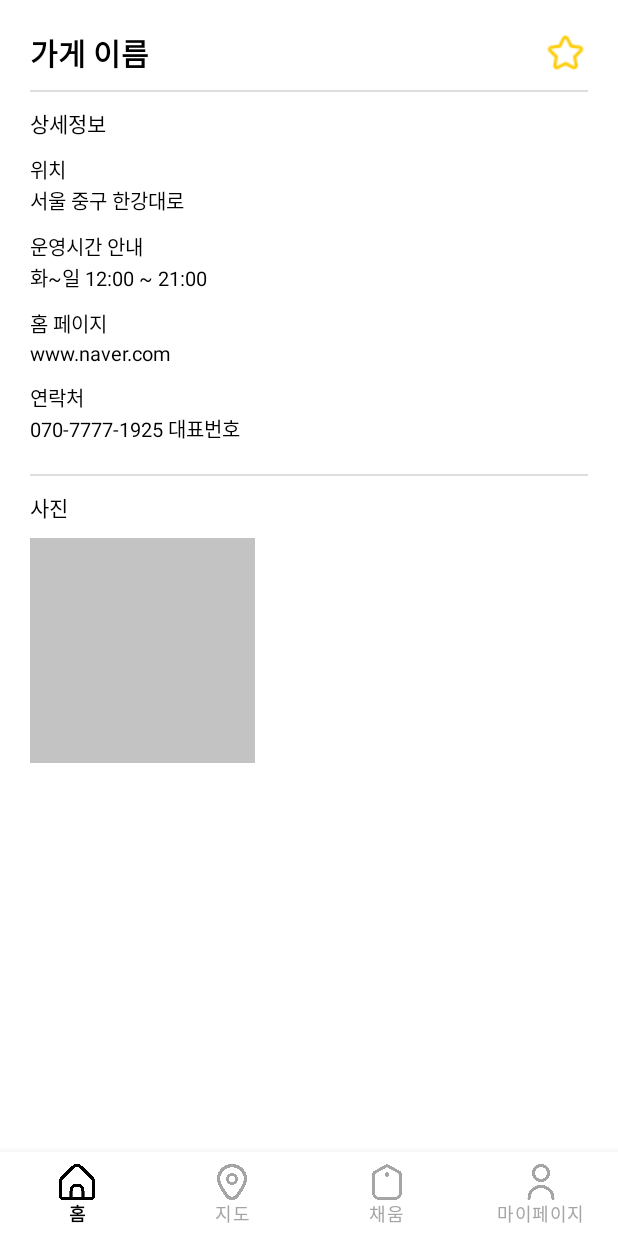
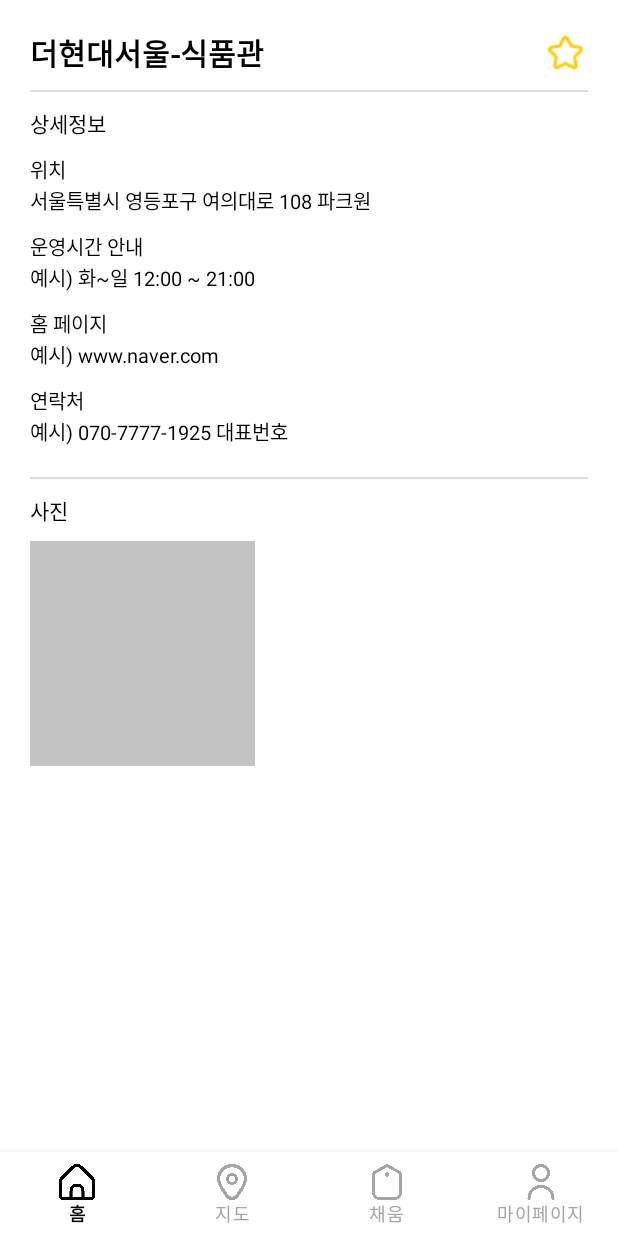
Before and after one commit to qorwlalsjimin/Cheum_STAC_pervious, an Android app: the fragment ChildResultFragment placed in its activity, on a phone screen of 412 x 824 dp. Run offline under Robolectric (Android 15) with nearby library versions, the phone set to English and light mode, and no system bars; our stand-ins replace Firebase (no records; nobody signed in at launch, a user with empty details on screens opened directly); libraries missing offline, so code that uses them is left out: net.daum.mf.

Commit message:
listview에서 클릭한 가게 이름 가게 상세 정보 페이지에서 보여줌

```diff
--- a/app/src/main/java/com/cheum_stac/Map/Fragment/ChildResultFragment.java
+++ b/app/src/main/java/com/cheum_stac/Map/Fragment/ChildResultFragment.java
@@ -5,10 +5,13 @@
 import android.view.LayoutInflater;
 import android.view.View;
 import android.view.ViewGroup;
+import android.widget.EditText;
 import android.widget.ImageButton;
+import android.widget.TextView;
 
 import androidx.fragment.app.Fragment;
 
+import com.cheum_stac.Map.StoreDatas;
 import com.cheum_stac.util.FirebaseUtils;
 import com.cheum_stac.util.UserUtils;
 import com.cheum_stac.R;
@@ -35,6 +38,7 @@
     ImageButton imgbtnDown;
     ImageButton imgbtnStar;
     ViewGroup mapViewContainer;
+    TextView storeName, storeLoct, storeOper, storePage, storeDial;
     static int storeId=7;
 
     @Override
@@ -44,7 +48,26 @@
         Log.d("storeId를 추적합니다. 쭈고 -_-", "onCreateView 실행되자마자 storeId: "+storeId);
 
         imgbtnStar = v.findViewById(R.id.imgbtn_star);
+        storeName = v.findViewById(R.id.text_store_name);
+        storeLoct = v.findViewById(R.id.text_store_location);
+        storeOper = v.findViewById(R.id.text_store_operation);
+        storePage = v.findViewById(R.id.text_store_page);
+        storeDial = v.findViewById(R.id.text_store_dial);
         Log.d("파이어베이스를 추적하자 -_-", "가게 아이디"+Integer.toString(storeId));
+
+        //가게 정보 가져와서 text 바꾸기
+        StoreDatas storeDatas = new StoreDatas();
+//        Log.d("가게 정보를 추적하자 (`.')", "가져오는 데이터! storeName: "+storeDatas.storeText[3][1]);
+//        storeName.setText(storeDatas.storeText[3][1]);
+        for(int i = 0; i< storeDatas.dataCnt; i++){
+            if(storeDatas.storeText[i][0].equals(Integer.toString(storeId))){
+                storeName.setText(storeDatas.storeText[i][1]);
+                storeLoct.setText(storeDatas.storeText[i][2]);
+//                storeOper.setText(storeDatas.storeText[i][2]);
+//                storePage.setText(storeDatas.storeText[i][2]);
+//                storeDial.setText(storeDatas.storeText[i][2]);
+            }
+        }
 
         //파이어베이스 실시간 DB 연동
         Log.d("파이어베이스를 추적하자 -_-", "데이터베이스레퍼런스 연결 직전!");
--- a/app/src/main/res/layout/fragment_child_result.xml
+++ b/app/src/main/res/layout/fragment_child_result.xml
@@ -98,11 +98,12 @@
                 android:layout_marginTop="10dp"
                 android:text="위치"/>
             <TextView
+                android:id="@+id/text_store_location"
                 android:layout_width="wrap_content"
                 android:layout_height="wrap_content"
                 android:textSize="13dp"
                 android:textColor="@color/black"
-                android:text="서울 중구 한강대로"/>
+                android:text="예시) 서울 중구 한강대로"/>
 
             <TextView
                 android:layout_width="wrap_content"
@@ -112,11 +113,12 @@
                 android:layout_marginTop="10dp"
                 android:text="운영시간 안내"/>
             <TextView
+                android:id="@+id/text_store_operation"
                 android:layout_width="wrap_content"
                 android:layout_height="wrap_content"
                 android:textSize="13dp"
                 android:textColor="@color/black"
-                android:text="화~일 12:00 ~ 21:00"/>
+                android:text="예시) 화~일 12:00 ~ 21:00"/>
 
             <TextView
                 android:layout_width="wrap_content"
@@ -126,11 +128,12 @@
                 android:layout_marginTop="10dp"
                 android:text="홈 페이지"/>
             <TextView
+                android:id="@+id/text_store_page"
                 android:layout_width="wrap_content"
                 android:layout_height="wrap_content"
                 android:textSize="13dp"
                 android:textColor="@color/black"
-                android:text="www.naver.com"/>
+                android:text="예시) www.naver.com"/>
 
             <TextView
                 android:layout_width="wrap_content"
@@ -140,11 +143,12 @@
                 android:layout_marginTop="10dp"
                 android:text="연락처"/>
             <TextView
+                android:id="@+id/text_store_dial"
                 android:layout_width="wrap_content"
                 android:layout_height="wrap_content"
                 android:textSize="13dp"
                 android:textColor="@color/black"
-                android:text="070-7777-1925 대표번호"/>
+                android:text="예시) 070-7777-1925 대표번호"/>
         </LinearLayout>
 
         <!--밑줄과 사진-->
```
